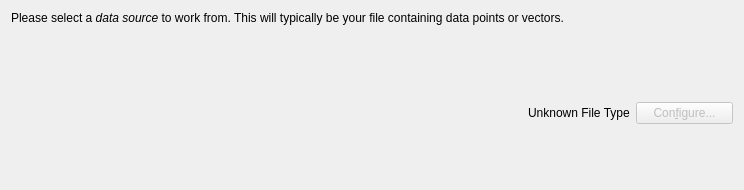
Before: the Qt Designer form src/libkstapp/datawizardpagedatasource.ui in Kst-plot/kst, drawn with Qt 5.
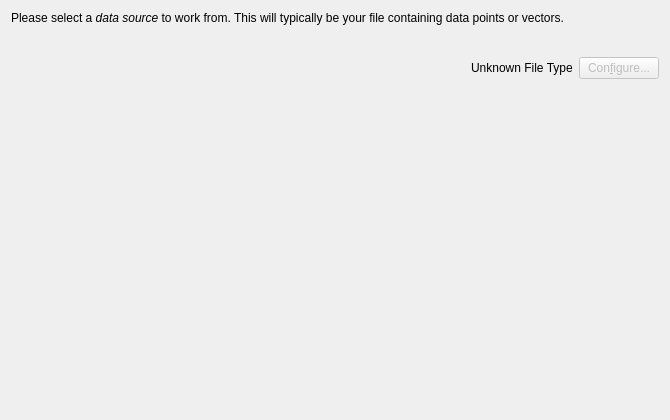
After: the same form once the commit is applied. Custom widgets are drawn as their Qt base class.

Commit message: fix:  layout is broken on Windows

What changed in the file:
```diff
--- a/src/libkstapp/datawizardpagedatasource.ui
+++ b/src/libkstapp/datawizardpagedatasource.ui
@@ -6,13 +6,25 @@
    <rect>
     <x>0</x>
     <y>0</y>
-    <width>744</width>
-    <height>190</height>
+    <width>670</width>
+    <height>420</height>
    </rect>
   </property>
-  <layout class="QGridLayout" name="gridLayout">
-   <item row="0" column="0" colspan="4">
+  <property name="minimumSize">
+   <size>
+    <width>660</width>
+    <height>350</height>
+   </size>
+  </property>
+  <layout class="QVBoxLayout" name="verticalLayout">
+   <item>
     <widget class="QLabel" name="textLabel2">
+     <property name="sizePolicy">
+      <sizepolicy hsizetype="Preferred" vsizetype="Preferred">
+       <horstretch>0</horstretch>
+       <verstretch>0</verstretch>
+      </sizepolicy>
+     </property>
      <property name="text">
       <string>&lt;p&gt;Please select a &lt;i&gt;data source&lt;/i&gt; to work from.  This will typically be your file containing data points or vectors.&lt;/p&gt;</string>
      </property>
@@ -24,71 +36,38 @@
      </property>
     </widget>
    </item>
-   <item row="1" column="0" colspan="4">
-    <spacer>
-     <property name="orientation">
-      <enum>Qt::Vertical</enum>
-     </property>
-     <property name="sizeType">
-      <enum>QSizePolicy::Expanding</enum>
-     </property>
-     <property name="sizeHint" stdset="0">
-      <size>
-       <width>637</width>
-       <height>151</height>
-      </size>
-     </property>
-    </spacer>
-   </item>
-   <item row="2" column="0">
-    <spacer>
-     <property name="orientation">
-      <enum>Qt::Vertical</enum>
-     </property>
-     <property name="sizeType">
-      <enum>QSizePolicy::Expanding</enum>
-     </property>
-     <property name="sizeHint" stdset="0">
-      <size>
-       <width>71</width>
-       <height>21</height>
-      </size>
-     </property>
-    </spacer>
-   </item>
-   <item row="3" column="0" colspan="4">
+   <item>
     <widget class="Kst::DataSourceSelector" name="_url" native="true">
      <property name="sizePolicy">
       <sizepolicy hsizetype="Preferred" vsizetype="Preferred">
-       <horstretch>3</horstretch>
+       <horstretch>0</horstretch>
        <verstretch>0</verstretch>
       </sizepolicy>
      </property>
      <property name="minimumSize">
       <size>
-       <width>0</width>
-       <height>10</height>
+       <width>30</width>
+       <height>20</height>
       </size>
      </property>
     </widget>
    </item>
-   <item row="4" column="1">
-    <spacer>
+   <item>
+    <layout class="QHBoxLayout" name="horizontalLayout">
+     <item>
+      <spacer name="horizontalSpacer">
      <property name="orientation">
-      <enum>Qt::Vertical</enum>
-     </property>
-     <property name="sizeType">
-      <enum>QSizePolicy::Expanding</enum>
+        <enum>Qt::Horizontal</enum>
      </property>
      <property name="sizeHint" stdset="0">
       <size>
-       <width>408</width>
-       <height>22</height>
+         <width>40</width>
+         <height>20</height>
       </size>
      </property>
     </spacer>
    </item>
-   <item row="4" column="2">
+     <item>
     <widget class="QLabel" name="_fileType">
      <property name="sizePolicy">
       <sizepolicy hsizetype="Fixed" vsizetype="Fixed">
@@ -104,13 +83,13 @@
      </property>
     </widget>
    </item>
-   <item row="4" column="3">
+     <item>
     <widget class="QPushButton" name="_configureSource">
      <property name="enabled">
       <bool>false</bool>
      </property>
      <property name="sizePolicy">
-      <sizepolicy hsizetype="Minimum" vsizetype="Preferred">
+        <sizepolicy hsizetype="Minimum" vsizetype="Minimum">
        <horstretch>0</horstretch>
        <verstretch>0</verstretch>
       </sizepolicy>
@@ -120,18 +99,17 @@
      </property>
     </widget>
    </item>
-   <item row="5" column="0" colspan="4">
-    <spacer>
+    </layout>
+   </item>
+   <item>
+    <spacer name="verticalSpacer">
      <property name="orientation">
       <enum>Qt::Vertical</enum>
      </property>
-     <property name="sizeType">
-      <enum>QSizePolicy::Expanding</enum>
-     </property>
      <property name="sizeHint" stdset="0">
       <size>
-       <width>637</width>
-       <height>151</height>
+       <width>20</width>
+       <height>322</height>
       </size>
      </property>
     </spacer>
```
Lines whose indentation alone changed are shown as unchanged.
